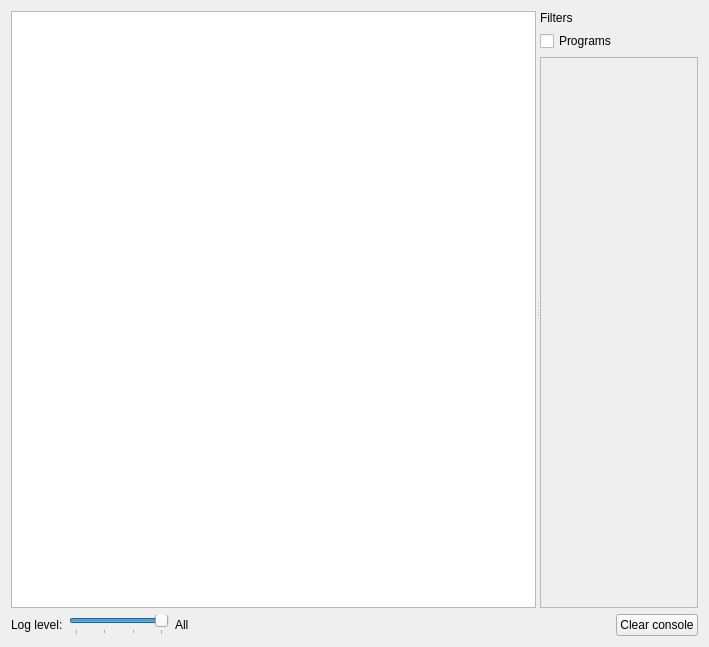
Qt form sw/supervision/python/ui/ui_console.ui (paparazzi/paparazzi) before a commit.
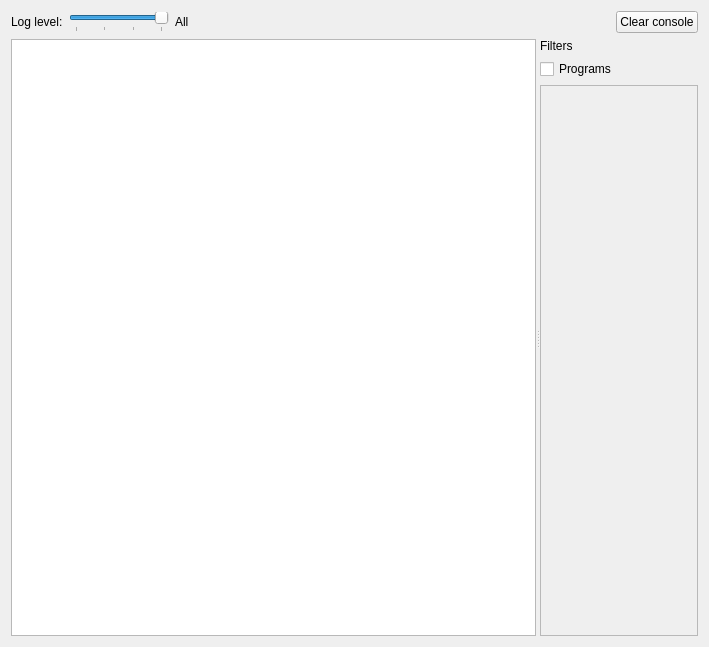
The same form after that commit. Icons and pictures are not drawn.

What changed in the file:
```diff
--- a/sw/supervision/python/ui/ui_console.ui
+++ b/sw/supervision/python/ui/ui_console.ui
@@ -13,7 +13,86 @@
   <property name="windowTitle">
    <string>Form</string>
   </property>
-  <layout class="QVBoxLayout" name="verticalLayout_2" stretch="1,0">
+  <property name="layoutDirection">
+   <enum>Qt::LeftToRight</enum>
+  </property>
+  <layout class="QVBoxLayout" name="verticalLayout_2" stretch="0,1">
+   <item>
+    <layout class="QHBoxLayout" name="horizontalLayout_2" stretch="0,1,0,2,0">
+     <item>
+      <widget class="QLabel" name="label_3">
+       <property name="sizePolicy">
+        <sizepolicy hsizetype="Fixed" vsizetype="Fixed">
+         <horstretch>0</horstretch>
+         <verstretch>0</verstretch>
+        </sizepolicy>
+       </property>
+       <property name="text">
+        <string>Log level:</string>
+       </property>
+      </widget>
+     </item>
+     <item>
+      <widget class="QSlider" name="log_level_slider">
+       <property name="maximumSize">
+        <size>
+         <width>100</width>
+         <height>16777215</height>
+        </size>
+       </property>
+       <property name="maximum">
+        <number>3</number>
+       </property>
+       <property name="pageStep">
+        <number>1</number>
+       </property>
+       <property name="value">
+        <number>3</number>
+       </property>
+       <property name="orientation">
+        <enum>Qt::Horizontal</enum>
+       </property>
+       <property name="tickPosition">
+        <enum>QSlider::TicksBelow</enum>
+       </property>
+       <property name="tickInterval">
+        <number>1</number>
+       </property>
+      </widget>
+     </item>
+     <item>
+      <widget class="QLabel" name="log_level_label">
+       <property name="text">
+        <string>All</string>
+       </property>
+      </widget>
+     </item>
+     <item>
+      <spacer name="horizontalSpacer">
+       <property name="orientation">
+        <enum>Qt::Horizontal</enum>
+       </property>
+       <property name="sizeHint" stdset="0">
+        <size>
+         <width>40</width>
+         <height>20</height>
+        </size>
+       </property>
+      </spacer>
+     </item>
+     <item>
+      <widget class="QPushButton" name="clear_button">
+       <property name="text">
+        <string>Clear console</string>
+       </property>
+       <property name="icon">
+        <iconset resource="resources.qrc">
+         <normaloff>:/icons/icons/clear.png</normaloff>:/icons/icons/clear.png</iconset>
+       </property>
+      </widget>
+     </item>
+    </layout>
+   </item>
    <item>
     <widget class="QSplitter" name="splitter">
      <property name="orientation">
@@ -85,82 +164,6 @@
      </widget>
     </widget>
    </item>
-   <item>
-    <layout class="QHBoxLayout" name="horizontalLayout_2" stretch="0,1,0,2,0">
-     <item>
-      <widget class="QLabel" name="label_3">
-       <property name="sizePolicy">
-        <sizepolicy hsizetype="Fixed" vsizetype="Fixed">
-         <horstretch>0</horstretch>
-         <verstretch>0</verstretch>
-        </sizepolicy>
-       </property>
-       <property name="text">
-        <string>Log level:</string>
-       </property>
-      </widget>
-     </item>
-     <item>
-      <widget class="QSlider" name="log_level_slider">
-       <property name="maximumSize">
-        <size>
-         <width>100</width>
-         <height>16777215</height>
-        </size>
-       </property>
-       <property name="maximum">
-        <number>3</number>
-       </property>
-       <property name="pageStep">
-        <number>1</number>
-       </property>
-       <property name="value">
-        <number>3</number>
-       </property>
-       <property name="orientation">
-        <enum>Qt::Horizontal</enum>
-       </property>
-       <property name="tickPosition">
-        <enum>QSlider::TicksBelow</enum>
-       </property>
-       <property name="tickInterval">
-        <number>1</number>
-       </property>
-      </widget>
-     </item>
-     <item>
-      <widget class="QLabel" name="log_level_label">
-       <property name="text">
-        <string>All</string>
-       </property>
-      </widget>
-     </item>
-     <item>
-      <spacer name="horizontalSpacer">
-       <property name="orientation">
-        <enum>Qt::Horizontal</enum>
-       </property>
-       <property name="sizeHint" stdset="0">
-        <size>
-         <width>40</width>
-         <height>20</height>
-        </size>
-       </property>
-      </spacer>
-     </item>
-     <item>
-      <widget class="QPushButton" name="clear_button">
-       <property name="text">
-        <string>Clear console</string>
-       </property>
-       <property name="icon">
-        <iconset resource="resources.qrc">
-         <normaloff>:/icons/icons/clear.png</normaloff>:/icons/icons/clear.png</iconset>
-       </property>
-      </widget>
-     </item>
-    </layout>
-   </item>
   </layout>
  </widget>
  <resources>
```
